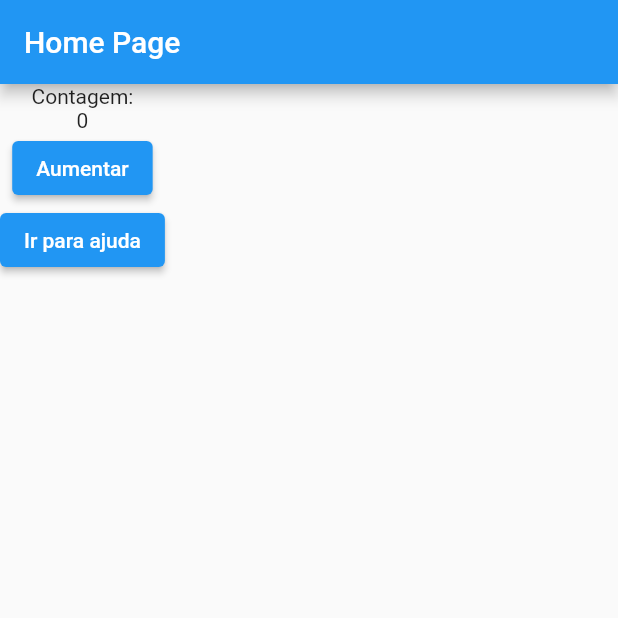
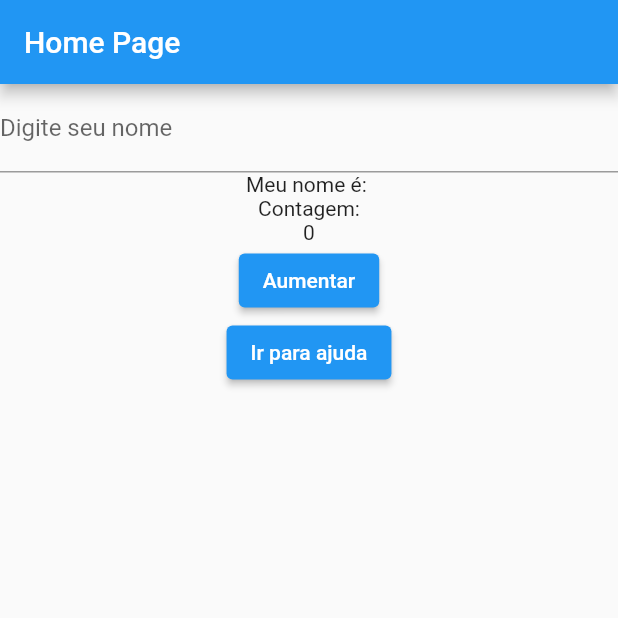
Before and after one commit to izaias1/flutter_001, a Flutter app: the screen it shows after launch, on a phone screen of 412 x 824 dp, the top half of it. Run offline on Flutter 3.47's test engine with Material 2 defaults, Android fonts, the phone set to English and light mode, and no system bars.

Commit message:
Campo de Texto

```diff
--- a/lib/src/ajuda.dart
+++ b/lib/src/ajuda.dart
@@ -14,7 +14,8 @@ class AjudaPage extends StatelessWidget {
       body: Center(
         child: Consumer<Contador>(
           builder: (context, contador, child) =>
-              Text('Contagem: ${contador.valor}'),
+              // Text('Contagem: ${contador.valor}'),
+              Text('Nome: ${contador.nome}'),
         ),
       ),
     );
--- a/lib/src/home.dart
+++ b/lib/src/home.dart
@@ -12,6 +12,18 @@ class HomePage extends StatelessWidget {
       body: Container(
           child: Column(
         children: [
+          TextField(
+            decoration: const InputDecoration(
+              labelText: 'Digite seu nome',
+            ),
+            onChanged: (text) {
+              Provider.of<Contador>(context, listen: false).mudarNome(text);
+            },
+          ),
+          Consumer<Contador>(
+            builder: (context, contador, child) =>
+                Text("Meu nome é: ${contador.nome}"),
+          ),
           const Text('Contagem:'),
           Consumer<Contador>(
             builder: (context, contador, child) =>
--- a/lib/src/models/contador.dart
+++ b/lib/src/models/contador.dart
@@ -2,10 +2,16 @@ import 'package:flutter/material.dart';
 
 class Contador with ChangeNotifier {
   int valor = 0;
+  String nome = '';
 
   void aumentar() {
     valor++;
 
     notifyListeners();
   }
+
+  void mudarNome(novoNome) {
+    nome = novoNome;
+    notifyListeners();
+  }
 }
```
